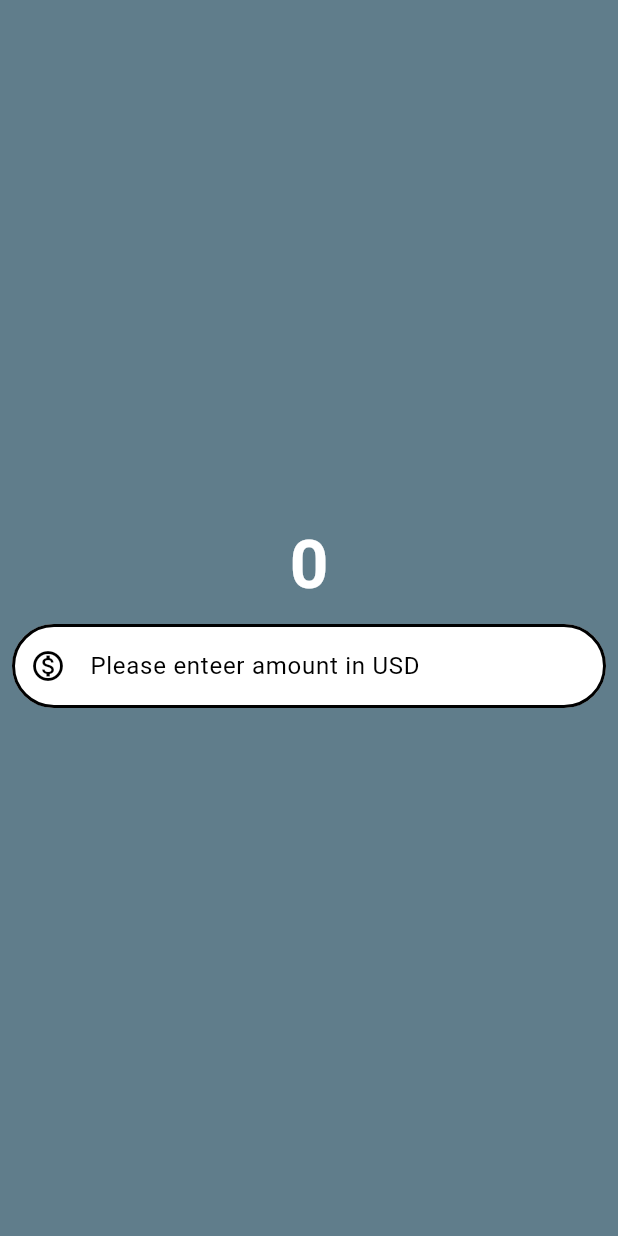
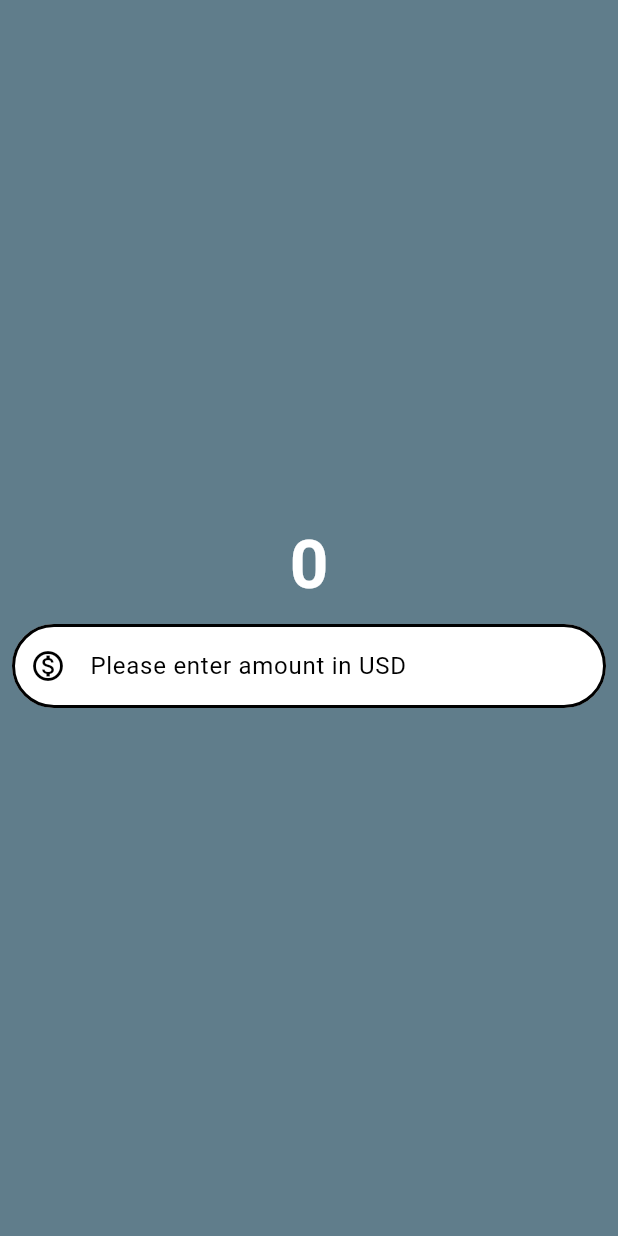
Before and after one commit to jhaykayy/currency_converter, a Flutter app: the screen it shows after launch, on a phone screen of 412 x 824 dp. Run offline on Flutter 3.47's test engine with Material 3 defaults, Android fonts, the phone set to English and light mode, and no system bars.

```diff
--- a/lib/currency_converter_material_page.dart
+++ b/lib/currency_converter_material_page.dart
@@ -34,7 +34,7 @@ class CurrencyConverterMaterialPage extends StatelessWidget {
                   color: Colors.black,
                 ),
                 decoration: InputDecoration(
-                  hintText: "Please enteer amount in USD",
+                  hintText: "Please enter amount in USD",
                   hintStyle: const TextStyle(
                     color: Colors.black,
                   ),
```
